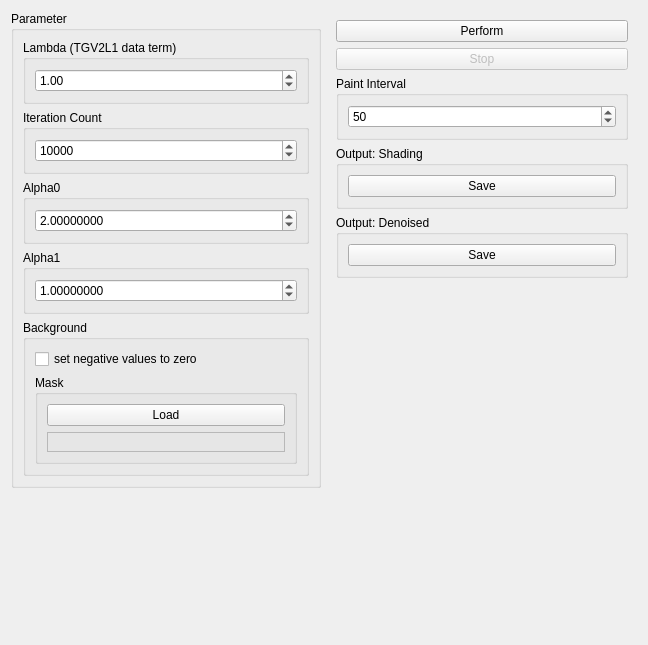
The window that source/modules/tgv_deshade/TGVDeshadeWidget.ui (josefkoller/ambient_image_processor) describes before a commit, drawn with Qt 5.
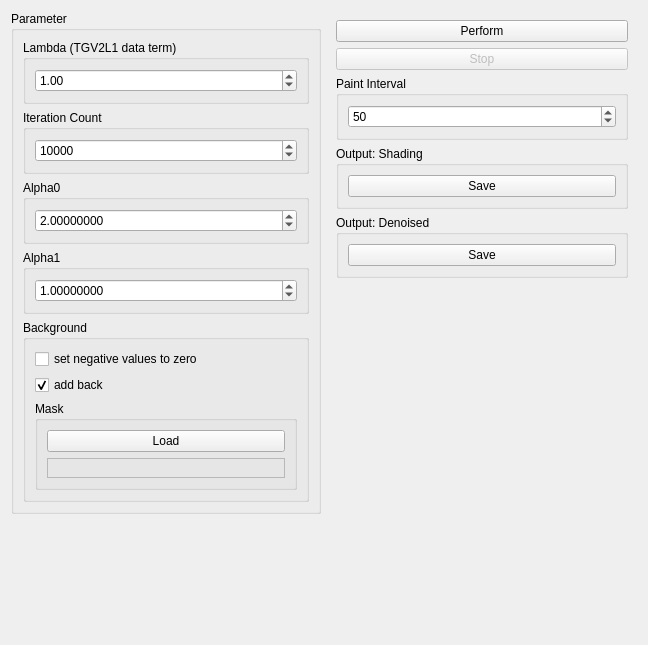
The same window after the commit.

Commit message: deshade, add background back option

What changed in the file:
```diff
--- a/source/modules/tgv_deshade/TGVDeshadeWidget.ui
+++ b/source/modules/tgv_deshade/TGVDeshadeWidget.ui
@@ -142,6 +142,16 @@
            </property>
           </widget>
          </item>
+         <item>
+          <widget class="QCheckBox" name="add_background_back_checkbox">
+           <property name="text">
+            <string>add back</string>
+           </property>
+           <property name="checked">
+            <bool>true</bool>
+           </property>
+          </widget>
+         </item>
          <item>
           <widget class="QGroupBox" name="groupBox_8">
            <property name="title">
```
The commit also changes 3 other files.
